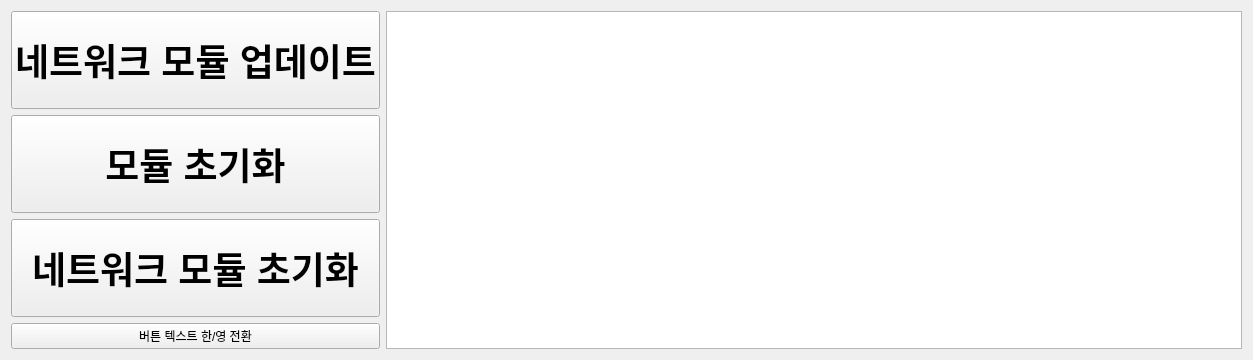
This is modi/assets/modi_firmware_updater.ui in LUXROBO/pymodi as Qt 5 draws it before an edit. The edited form follows.
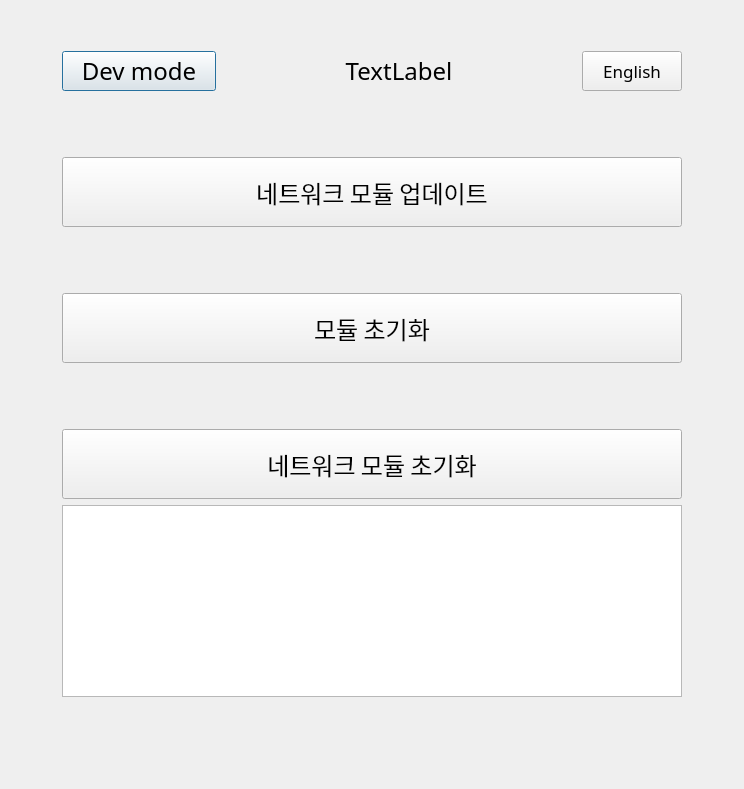
This is the edited form.

Commit message:
feat: Dev mode button
Add dev mode button and connect ui to python code
Add translate of 'Dev mode' to  '개발자 모드'

The edit to the form file:
```diff
--- a/modi/assets/modi_firmware_updater.ui
+++ b/modi/assets/modi_firmware_updater.ui
@@ -6,44 +6,308 @@
    <rect>
     <x>0</x>
     <y>0</y>
-    <width>1253</width>
-    <height>360</height>
+    <width>744</width>
+    <height>789</height>
    </rect>
   </property>
+  <property name="sizePolicy">
+   <sizepolicy hsizetype="Minimum" vsizetype="Minimum">
+    <horstretch>0</horstretch>
+    <verstretch>0</verstretch>
+   </sizepolicy>
+  </property>
+  <property name="maximumSize">
+   <size>
+    <width>744</width>
+    <height>16777215</height>
+   </size>
+  </property>
+  <property name="font">
+   <font>
+    <family>LuxHanSans</family>
+    <pointsize>18</pointsize>
+   </font>
+  </property>
   <property name="focusPolicy">
    <enum>Qt::StrongFocus</enum>
   </property>
   <property name="windowTitle">
    <string>Dialog</string>
   </property>
+  <property name="autoFillBackground">
+   <bool>false</bool>
+  </property>
   <layout class="QGridLayout" name="gridLayout">
+   <item row="0" column="1">
+    <spacer name="verticalSpacer_4">
+     <property name="orientation">
+      <enum>Qt::Vertical</enum>
+     </property>
+     <property name="sizeType">
+      <enum>QSizePolicy::Fixed</enum>
+     </property>
+     <property name="sizeHint" stdset="0">
+      <size>
+       <width>20</width>
+       <height>40</height>
+      </size>
+     </property>
+    </spacer>
+   </item>
+   <item row="1" column="0">
+    <spacer name="horizontalSpacer">
+     <property name="orientation">
+      <enum>Qt::Horizontal</enum>
+     </property>
+     <property name="sizeType">
+      <enum>QSizePolicy::MinimumExpanding</enum>
+     </property>
+     <property name="sizeHint" stdset="0">
+      <size>
+       <width>40</width>
+       <height>20</height>
+      </size>
+     </property>
+    </spacer>
+   </item>
+   <item row="4" column="2">
+    <spacer name="horizontalSpacer_5">
+     <property name="orientation">
+      <enum>Qt::Horizontal</enum>
+     </property>
+     <property name="sizeType">
+      <enum>QSizePolicy::MinimumExpanding</enum>
+     </property>
+     <property name="sizeHint" stdset="0">
+      <size>
+       <width>40</width>
+       <height>20</height>
+      </size>
+     </property>
+    </spacer>
+   </item>
+   <item row="4" column="1">
+    <widget class="QTextBrowser" name="console">
+     <property name="enabled">
+      <bool>true</bool>
+     </property>
+     <property name="sizePolicy">
+      <sizepolicy hsizetype="Expanding" vsizetype="Expanding">
+       <horstretch>0</horstretch>
+       <verstretch>0</verstretch>
+      </sizepolicy>
+     </property>
+     <property name="minimumSize">
+      <size>
+       <width>550</width>
+       <height>0</height>
+      </size>
+     </property>
+     <property name="frameShape">
+      <enum>QFrame::StyledPanel</enum>
+     </property>
+    </widget>
+   </item>
+   <item row="4" column="0">
+    <spacer name="horizontalSpacer_4">
+     <property name="orientation">
+      <enum>Qt::Horizontal</enum>
+     </property>
+     <property name="sizeType">
+      <enum>QSizePolicy::MinimumExpanding</enum>
+     </property>
+     <property name="sizeHint" stdset="0">
+      <size>
+       <width>40</width>
+       <height>20</height>
+      </size>
+     </property>
+    </spacer>
+   </item>
    <item row="1" column="2">
+    <spacer name="horizontalSpacer_3">
+     <property name="orientation">
+      <enum>Qt::Horizontal</enum>
+     </property>
+     <property name="sizeType">
+      <enum>QSizePolicy::MinimumExpanding</enum>
+     </property>
+     <property name="sizeHint" stdset="0">
+      <size>
+       <width>40</width>
+       <height>20</height>
+      </size>
+     </property>
+    </spacer>
+   </item>
+   <item row="1" column="1">
     <layout class="QVBoxLayout" name="verticalLayout">
+     <item>
+      <layout class="QHBoxLayout" name="horizontalLayout" stretch="0,0,0,0,0">
+       <item>
+        <widget class="QPushButton" name="devmode_button">
+         <property name="minimumSize">
+          <size>
+           <width>100</width>
+           <height>40</height>
+          </size>
+         </property>
+         <property name="font">
+          <font>
+           <family>LuxHanSans</family>
+          </font>
+         </property>
+         <property name="text">
+          <string>Dev mode</string>
+         </property>
+        </widget>
+       </item>
+       <item>
+        <spacer name="horizontalSpacer_2">
+         <property name="orientation">
+          <enum>Qt::Horizontal</enum>
+         </property>
+         <property name="sizeType">
+          <enum>QSizePolicy::Fixed</enum>
+         </property>
+         <property name="sizeHint" stdset="0">
+          <size>
+           <width>100</width>
+           <height>20</height>
+          </size>
+         </property>
+        </spacer>
+       </item>
+       <item>
+        <widget class="QLabel" name="lux_logo">
+         <property name="sizePolicy">
+          <sizepolicy hsizetype="Preferred" vsizetype="Preferred">
+           <horstretch>0</horstretch>
+           <verstretch>0</verstretch>
+          </sizepolicy>
+         </property>
+         <property name="autoFillBackground">
+          <bool>true</bool>
+         </property>
+         <property name="text">
+          <string>TextLabel</string>
+         </property>
+         <property name="alignment">
+          <set>Qt::AlignCenter</set>
+         </property>
+        </widget>
+       </item>
+       <item>
+        <spacer name="horizontalSpacer_6">
+         <property name="orientation">
+          <enum>Qt::Horizontal</enum>
+         </property>
+         <property name="sizeType">
+          <enum>QSizePolicy::Fixed</enum>
+         </property>
+         <property name="sizeHint" stdset="0">
+          <size>
+           <width>100</width>
+           <height>20</height>
+          </size>
+         </property>
+        </spacer>
+       </item>
+       <item>
+        <widget class="QPushButton" name="translate_button">
+         <property name="sizePolicy">
+          <sizepolicy hsizetype="Expanding" vsizetype="Expanding">
+           <horstretch>0</horstretch>
+           <verstretch>0</verstretch>
+          </sizepolicy>
+         </property>
+         <property name="minimumSize">
+          <size>
+           <width>100</width>
+           <height>40</height>
+          </size>
+         </property>
+         <property name="maximumSize">
+          <size>
+           <width>100</width>
+           <height>40</height>
+          </size>
+         </property>
+         <property name="font">
+          <font>
+           <family>LuxHanSans</family>
+           <pointsize>13</pointsize>
+           <kerning>false</kerning>
+          </font>
+         </property>
+         <property name="focusPolicy">
+          <enum>Qt::WheelFocus</enum>
+         </property>
+         <property name="toolTipDuration">
+          <number>0</number>
+         </property>
+         <property name="text">
+          <string>English</string>
+         </property>
+         <property name="iconSize">
+          <size>
+           <width>16</width>
+           <height>16</height>
+          </size>
+         </property>
+         <property name="autoDefault">
+          <bool>false</bool>
+         </property>
+         <property name="default">
+          <bool>false</bool>
+         </property>
+         <property name="flat">
+          <bool>false</bool>
+         </property>
+        </widget>
+       </item>
+      </layout>
+     </item>
+     <item>
+      <spacer name="verticalSpacer_3">
+       <property name="orientation">
+        <enum>Qt::Vertical</enum>
+       </property>
+       <property name="sizeType">
+        <enum>QSizePolicy::Fixed</enum>
+       </property>
+       <property name="sizeHint" stdset="0">
+        <size>
+         <width>20</width>
+         <height>60</height>
+        </size>
+       </property>
+      </spacer>
+     </item>
      <item>
       <widget class="QPushButton" name="update_network_esp32">
        <property name="sizePolicy">
-        <sizepolicy hsizetype="Fixed" vsizetype="Expanding">
+        <sizepolicy hsizetype="Fixed" vsizetype="Fixed">
          <horstretch>0</horstretch>
          <verstretch>0</verstretch>
         </sizepolicy>
        </property>
        <property name="minimumSize">
         <size>
-         <width>300</width>
-         <height>0</height>
+         <width>620</width>
+         <height>70</height>
         </size>
        </property>
        <property name="maximumSize">
         <size>
-         <width>1000</width>
-         <height>16777215</height>
+         <width>620</width>
+         <height>70</height>
         </size>
        </property>
        <property name="font">
         <font>
-         <pointsize>28</pointsize>
-         <weight>75</weight>
-         <bold>true</bold>
+         <family>LuxHanSans</family>
+         <pointsize>18</pointsize>
          <kerning>false</kerning>
         </font>
        </property>
@@ -67,31 +331,48 @@
        </property>
       </widget>
      </item>
+     <item>
+      <spacer name="verticalSpacer">
+       <property name="orientation">
+        <enum>Qt::Vertical</enum>
+       </property>
+       <property name="sizeType">
+        <enum>QSizePolicy::Fixed</enum>
+       </property>
+       <property name="sizeHint" stdset="0">
+        <size>
+         <width>20</width>
+         <height>60</height>
+        </size>
+       </property>
+      </spacer>
+     </item>
      <item>
       <widget class="QPushButton" name="update_stm32_modules">
        <property name="sizePolicy">
-        <sizepolicy hsizetype="Fixed" vsizetype="Expanding">
+        <sizepolicy hsizetype="Fixed" vsizetype="Fixed">
          <horstretch>0</horstretch>
          <verstretch>0</verstretch>
         </sizepolicy>
        </property>
        <property name="minimumSize">
         <size>
-         <width>300</width>
-         <height>0</height>
+         <width>620</width>
+         <height>70</height>
         </size>
        </property>
        <property name="maximumSize">
         <size>
-         <width>10000</width>
-         <height>16777215</height>
+         <width>620</width>
+         <height>70</height>
         </size>
        </property>
        <property name="font">
         <font>
-         <pointsize>28</pointsize>
-         <weight>75</weight>
-         <bold>true</bold>
+         <family>LuxHanSans</family>
+         <pointsize>18</pointsize>
+         <weight>50</weight>
+         <bold>false</bold>
          <kerning>false</kerning>
         </font>
        </property>
@@ -112,31 +393,48 @@
        </property>
       </widget>
      </item>
+     <item>
+      <spacer name="verticalSpacer_2">
+       <property name="orientation">
+        <enum>Qt::Vertical</enum>
+       </property>
+       <property name="sizeType">
+        <enum>QSizePolicy::Fixed</enum>
+       </property>
+       <property name="sizeHint" stdset="0">
+        <size>
+         <width>20</width>
+         <height>60</height>
+        </size>
+       </property>
+      </spacer>
+     </item>
      <item>
       <widget class="QPushButton" name="update_network_stm32">
        <property name="sizePolicy">
-        <sizepolicy hsizetype="Fixed" vsizetype="Expanding">
+        <sizepolicy hsizetype="Fixed" vsizetype="Fixed">
          <horstretch>0</horstretch>
          <verstretch>0</verstretch>
         </sizepolicy>
        </property>
        <property name="minimumSize">
         <size>
-         <width>300</width>
-         <height>0</height>
+         <width>620</width>
+         <height>70</height>
         </size>
        </property>
        <property name="maximumSize">
         <size>
-         <width>1000</width>
-         <height>16777215</height>
+         <width>620</width>
+         <height>70</height>
         </size>
        </property>
        <property name="font">
         <font>
-         <pointsize>28</pointsize>
-         <weight>75</weight>
-         <bold>true</bold>
+         <family>LuxHanSans</family>
+         <pointsize>18</pointsize>
+         <weight>50</weight>
+         <bold>false</bold>
          <kerning>false</kerning>
         </font>
        </property>
@@ -157,39 +455,20 @@
        </property>
       </widget>
      </item>
-     <item>
-      <widget class="QPushButton" name="translate_button">
-       <property name="focusPolicy">
-        <enum>Qt::WheelFocus</enum>
-       </property>
-       <property name="text">
-        <string>버튼 텍스트 한/영 전환</string>
-       </property>
-       <property name="autoDefault">
-        <bool>false</bool>
-       </property>
-      </widget>
-     </item>
     </layout>
    </item>
-   <item row="1" column="9">
-    <widget class="QTextBrowser" name="console">
-     <property name="sizePolicy">
-      <sizepolicy hsizetype="Expanding" vsizetype="Expanding">
-       <horstretch>0</horstretch>
-       <verstretch>0</verstretch>
-      </sizepolicy>
+   <item row="5" column="1">
+    <spacer name="verticalSpacer_5">
+     <property name="orientation">
+      <enum>Qt::Vertical</enum>
      </property>
-     <property name="minimumSize">
+     <property name="sizeHint" stdset="0">
       <size>
-       <width>550</width>
-       <height>0</height>
+       <width>20</width>
+       <height>40</height>
       </size>
      </property>
-     <property name="frameShape">
-      <enum>QFrame::StyledPanel</enum>
-     </property>
-    </widget>
+    </spacer>
    </item>
   </layout>
  </widget>
```
The commit also changes 1 other file.
